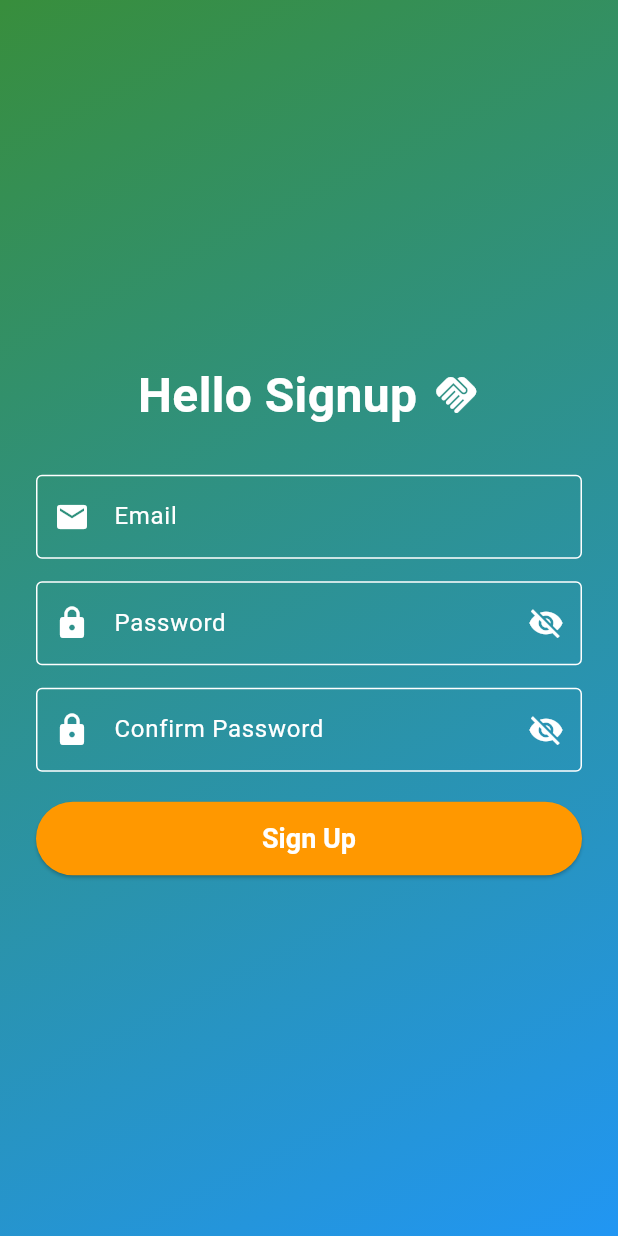
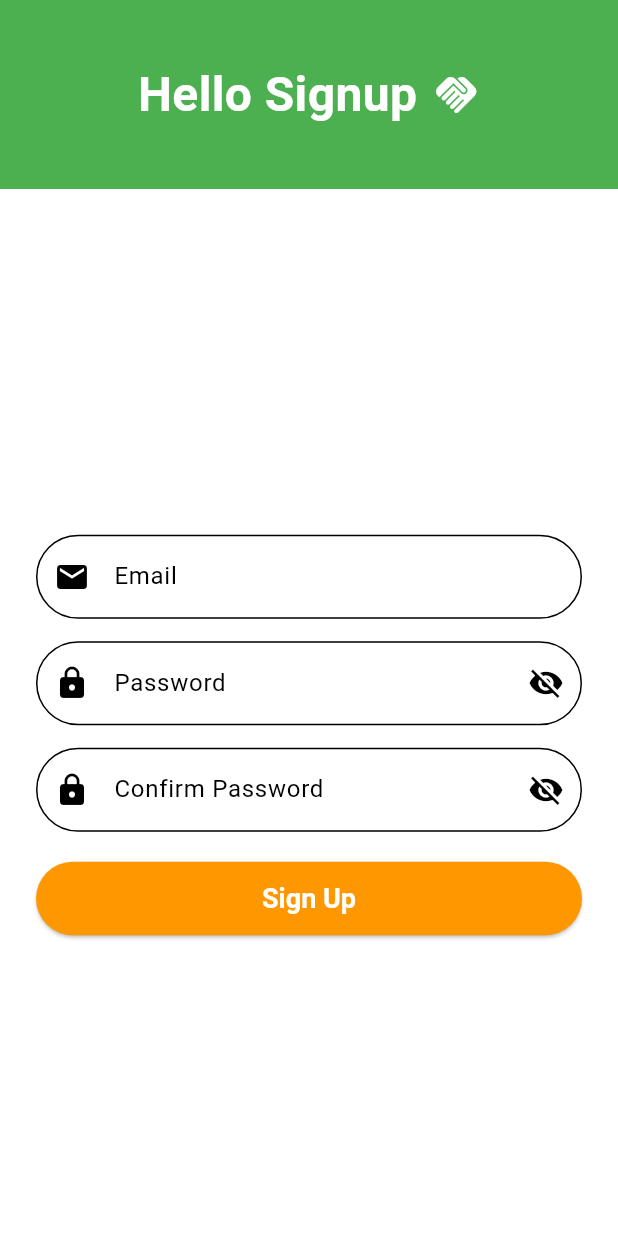
Before and after one commit to omar-albarakeh/chatapp-v2, a Flutter app: the screen it shows after launch, on a phone screen of 412 x 824 dp. Run offline on Flutter 3.47's test engine with Material 3 defaults, Android fonts, the phone set to English and light mode, and no system bars.

Commit message:
signup page updated

```diff
--- a/lib/Chatapp.dart
+++ b/lib/Chatapp.dart
@@ -7,7 +7,7 @@ class MyApp extends StatelessWidget {
   @override
   Widget build(BuildContext context) {
     return MaterialApp(
-      home:Signuppage(),
+      home:SignupPage(),
     );
   }
 }
--- a/lib/Signup.dart
+++ b/lib/Signup.dart
@@ -1,27 +1,43 @@
 import 'package:flutter/material.dart';
 
-class Signuppage extends StatefulWidget {
-  const Signuppage({super.key});
+class SignupPage extends StatefulWidget {
+  const SignupPage({super.key});
 
   @override
-  State<Signuppage> createState() => _SignuppageState();
+  State<SignupPage> createState() => _SignupPageState();
 }
 
-class _SignuppageState extends State<Signuppage> {
+class _SignupPageState extends State<SignupPage> {
   bool _isPasswordVisible = false;
   bool _isConfirmPasswordVisible = false;
 
   @override
   Widget build(BuildContext context) {
     return Scaffold(
-      body: Container(
-        decoration: BoxDecoration(
-          gradient: LinearGradient(
-            colors: [Colors.green.shade700, Colors.blue],
-            begin: Alignment.topLeft,
-            end: Alignment.bottomRight,
+      body: Column(
+        children: [
+          Container(
+            color: Colors.green,
+            width: double.infinity,
+            padding: const EdgeInsets.symmetric(vertical: 40),
+            child: const Row(
+              mainAxisAlignment: MainAxisAlignment.center,
+              children: [
+                Text(
+                  "Hello Signup",
+                  style: TextStyle(
+                      fontSize: 32,
+                      fontWeight: FontWeight.bold,
+                      color: Colors.white),
+                ),
+                SizedBox(width: 10),
+                Icon(Icons.handshake, size: 32, color: Colors.white),
+              ],
             ),
           ),
+          Expanded(
+            child: Container(
+              color: Colors.white,
               child: Center(
                 child: Padding(
                   padding: const EdgeInsets.symmetric(horizontal: 24.0),
@@ -29,80 +45,93 @@ class _SignuppageState extends State<Signuppage> {
                     mainAxisSize: MainAxisSize.min,
                     crossAxisAlignment: CrossAxisAlignment.center,
                     children: [
-                const Row(
-                  mainAxisSize: MainAxisSize.min,
-                  children: [
-                    Text("Hello Signup", style: TextStyle(fontSize: 32, fontWeight: FontWeight.bold, color: Colors.white)),
-                    SizedBox(width: 10),
-                    Icon(Icons.handshake, size: 32, color: Colors.white),
-                  ],
-                ),
                       const SizedBox(height: 30),
                       TextField(
                         decoration: InputDecoration(
                           labelText: "Email",
-                    labelStyle: const TextStyle(color: Colors.white),
-                    prefixIcon: const Icon(Icons.email, color: Colors.white),
-                    border: const OutlineInputBorder(),
+                          labelStyle: const TextStyle(color: Colors.black),
+                          prefixIcon: const Icon(Icons.email, color: Colors.black),
+                          border: OutlineInputBorder(
+                            borderRadius: BorderRadius.circular(30.0),
+                          ),
                           focusedBorder: OutlineInputBorder(
                             borderSide: BorderSide(color: Colors.orange.shade500),
+                            borderRadius: BorderRadius.circular(30.0),
                           ),
                           enabledBorder: OutlineInputBorder(
-                      borderSide: BorderSide(color: Colors.white),
+                            borderSide: const BorderSide(color: Colors.black),
+                            borderRadius: BorderRadius.circular(30.0),
                           ),
                         ),
-                  style: const TextStyle(color: Colors.white),
+                        style: const TextStyle(color: Colors.black),
                         keyboardType: TextInputType.emailAddress,
                       ),
                       const SizedBox(height: 15),
                       TextField(
                         decoration: InputDecoration(
                           labelText: "Password",
-                    labelStyle: const TextStyle(color: Colors.white),
-                    prefixIcon: const Icon(Icons.lock, color: Colors.white),
+                          labelStyle: const TextStyle(color: Colors.black),
+                          prefixIcon: const Icon(Icons.lock, color: Colors.black),
                           suffixIcon: IconButton(
-                      icon: Icon(_isPasswordVisible ? Icons.visibility : Icons.visibility_off, color: Colors.white),
+                            icon: Icon(
+                                _isPasswordVisible
+                                    ? Icons.visibility
+                                    : Icons.visibility_off,
+                                color: Colors.black),
                             onPressed: () {
                               setState(() {
                                 _isPasswordVisible = !_isPasswordVisible;
                               });
                             },
                           ),
-                    border: const OutlineInputBorder(),
+                          border: OutlineInputBorder(
+                            borderRadius: BorderRadius.circular(30.0),
+                          ),
                           focusedBorder: OutlineInputBorder(
                             borderSide: BorderSide(color: Colors.orange.shade500),
+                            borderRadius: BorderRadius.circular(30.0),
                           ),
                           enabledBorder: OutlineInputBorder(
-                      borderSide: BorderSide(color: Colors.white),
+                            borderSide: const BorderSide(color: Colors.black),
+                            borderRadius: BorderRadius.circular(30.0),
                           ),
                         ),
                         obscureText: !_isPasswordVisible,
-                  style: const TextStyle(color: Colors.white),
+                        style: const TextStyle(color: Colors.black),
                       ),
                       const SizedBox(height: 15),
                       TextField(
                         decoration: InputDecoration(
                           labelText: "Confirm Password",
-                    labelStyle: const TextStyle(color: Colors.white),
-                    prefixIcon: const Icon(Icons.lock, color: Colors.white),
+                          labelStyle: const TextStyle(color: Colors.black),
+                          prefixIcon: const Icon(Icons.lock, color: Colors.black),
                           suffixIcon: IconButton(
-                      icon: Icon(_isConfirmPasswordVisible ? Icons.visibility : Icons.visibility_off, color: Colors.white),
+                            icon: Icon(
+                                _isConfirmPasswordVisible
+                                    ? Icons.visibility
+                                    : Icons.visibility_off,
+                                color: Colors.black),
                             onPressed: () {
                               setState(() {
-                          _isConfirmPasswordVisible = !_isConfirmPasswordVisible;
+                                _isConfirmPasswordVisible =
+                                !_isConfirmPasswordVisible;
                               });
                             },
                           ),
-                    border: const OutlineInputBorder(),
+                          border: OutlineInputBorder(
+                            borderRadius: BorderRadius.circular(30.0),
+                          ),
                           focusedBorder: OutlineInputBorder(
                             borderSide: BorderSide(color: Colors.orange.shade500),
+                            borderRadius: BorderRadius.circular(30.0),
                           ),
                           enabledBorder: OutlineInputBorder(
-                      borderSide: BorderSide(color: Colors.white),
+                            borderSide: const BorderSide(color: Colors.black),
+                            borderRadius: BorderRadius.circular(30.0),
                           ),
                         ),
                         obscureText: !_isConfirmPasswordVisible,
-                  style: const TextStyle(color: Colors.white),
+                        style: const TextStyle(color: Colors.black),
                       ),
                       const SizedBox(height: 20),
                       SizedBox(
@@ -112,9 +141,14 @@ class _SignuppageState extends State<Signuppage> {
                           style: ElevatedButton.styleFrom(
                             backgroundColor: Colors.orange.shade500,
                             padding: const EdgeInsets.symmetric(vertical: 14),
-                      textStyle: const TextStyle(fontSize: 18, fontWeight: FontWeight.bold),
+                            textStyle: const TextStyle(
+                                fontSize: 18, fontWeight: FontWeight.bold),
+                            shape: RoundedRectangleBorder(
+                              borderRadius: BorderRadius.circular(30.0),
                             ),
-                    child: const Text("Sign Up", style: TextStyle(color: Colors.white)),
+                          ),
+                          child: const Text("Sign Up",
+                              style: TextStyle(color: Colors.white)),
                         ),
                       ),
                     ],
@@ -122,6 +156,9 @@ class _SignuppageState extends State<Signuppage> {
                 ),
               ),
             ),
+          ),
+        ],
+      ),
     );
   }
 }
--- a/pubspec.yaml
+++ b/pubspec.yaml
@@ -35,6 +35,7 @@ dependencies:
   # The following adds the Cupertino Icons font to your application.
   # Use with the CupertinoIcons class for iOS style icons.
   cupertino_icons: ^1.0.8
+  firebase_auth: ^5.4.1
 
 dev_dependencies:
   flutter_test:
```
Also changed, not shown: pubspec.lock, 1 other file. Lines whose indentation alone changed are shown as unchanged.
